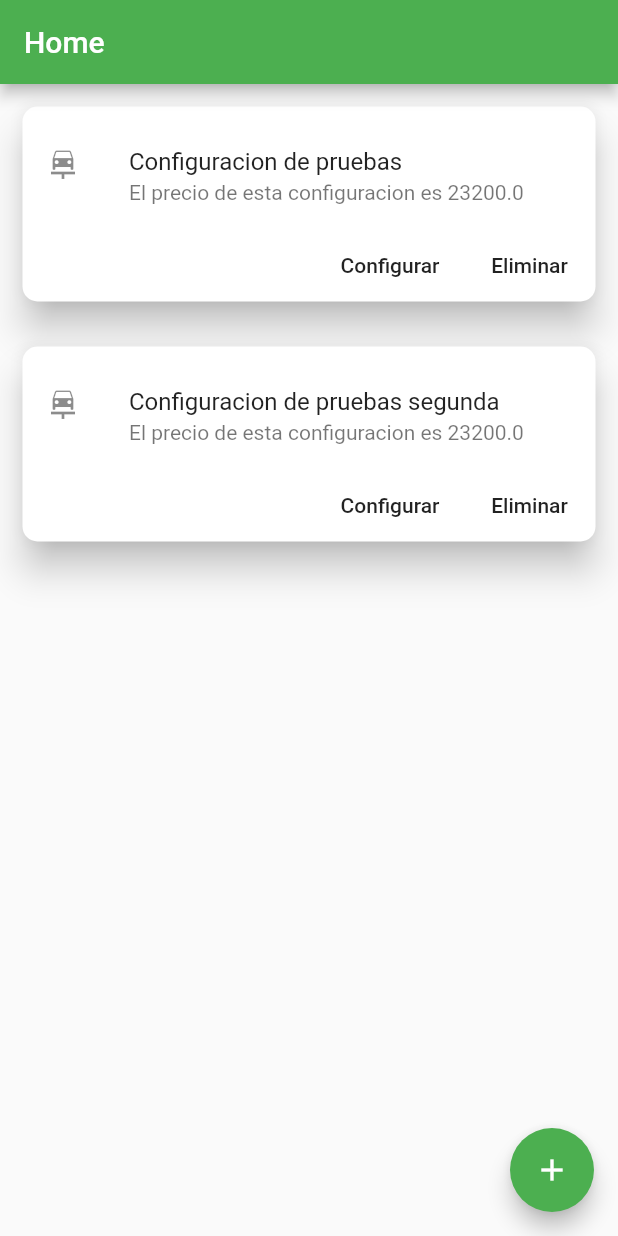
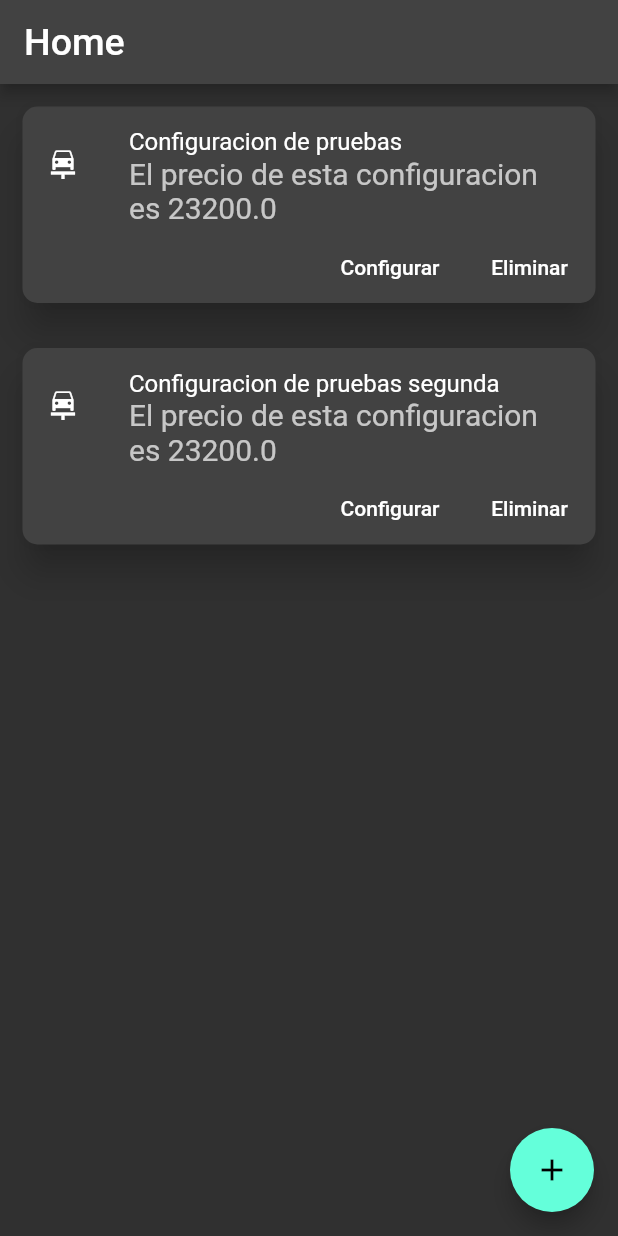
Before and after one commit to fervalnav/CarConfigurator, a Flutter app: the screen it shows after launch, on a phone screen of 412 x 824 dp. Run offline on Flutter 3.47's test engine with Material 2 defaults, Android fonts, the phone set to English and light mode, and no system bars.

Commit message:
Se añade tema oscuro

```diff
--- a/lib/main.dart
+++ b/lib/main.dart
@@ -18,15 +18,22 @@ class MyApp extends StatelessWidget {
     return MaterialApp(
       title: 'CarConfigurator',
       theme: ThemeData(
-        primarySwatch: Colors.green,
-      ),
+          brightness: Brightness.dark,
+          primaryColor: Colors.lightGreen,
+          textTheme: const TextTheme(
+            headline1: TextStyle(fontSize: 20.0, fontWeight: FontWeight.bold),
+            headline6: TextStyle(fontSize: 25.0),
+            bodyText2: TextStyle(fontSize: 20.0),
+          )),
 
       // Especificamos las rutas para la navegacion en la app
       initialRoute: "/",
       routes: {
         "/": (context) => const HomePage(title: "Home"),
-        "/nueva_compra": (context) => BuyPage(title: "Compra", carConfiguration: CarConfiguration.origin("Nueva Configuracion")),
-        "/seleccion_modelo": (context) => ModelList()
+        "/nueva_compra": (context) => BuyPage(
+            title: "Compra",
+            carConfiguration: CarConfiguration.origin("Nueva Configuracion")),
+        "/seleccion_modelo": (context) => ModelList(title: "Modelo")
       },
     );
   }
```
